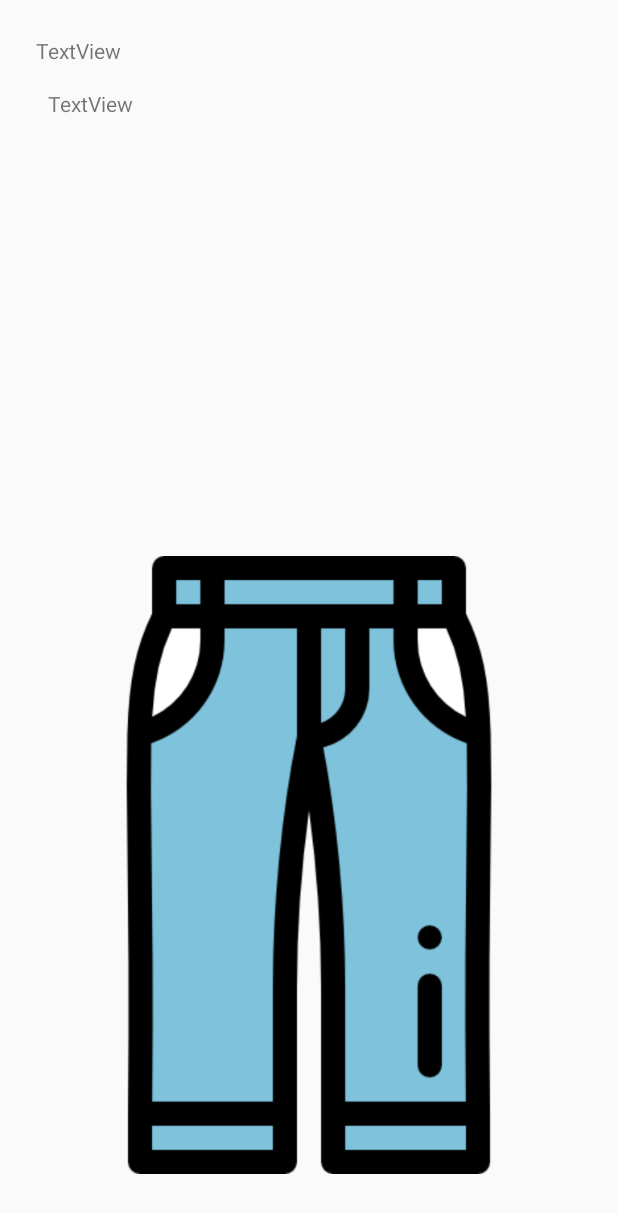
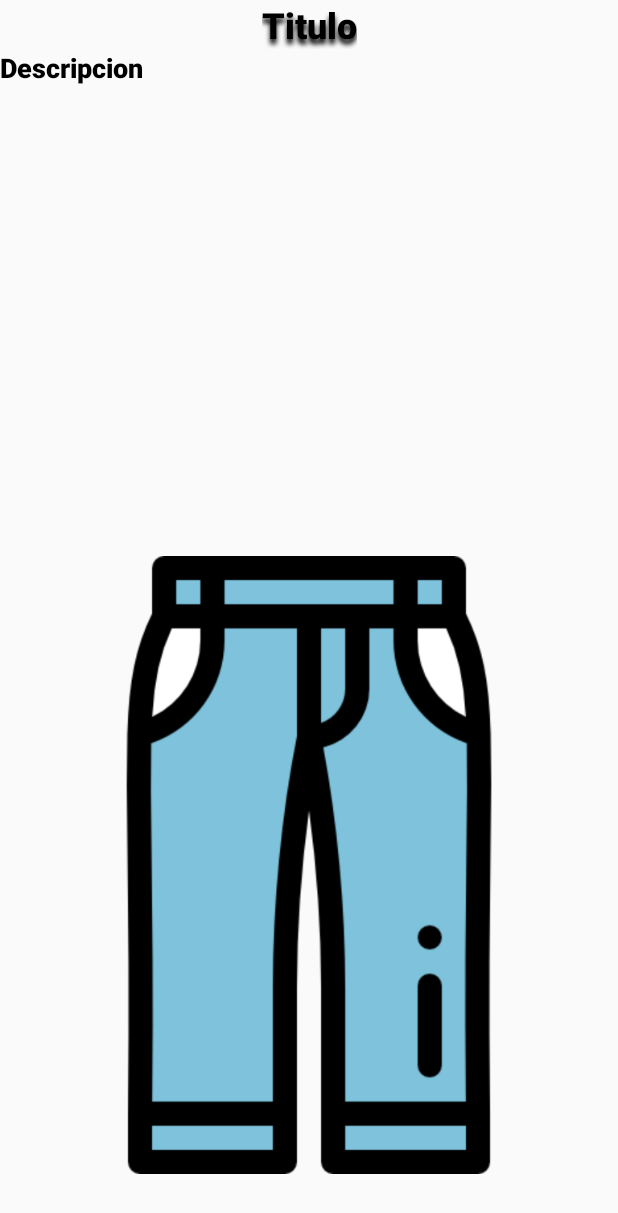
Before and after one commit to sergiomanzanares/ProyectoeProbador, an Android app: the layout lista_elementos.xml on its own in the app's theme, with its tools: preview values and no code run, on a phone screen of 412 x 824 dp. Shown: the top 1213 px of the screen. Run offline under Robolectric (Android 15) with nearby library versions, the phone set to English and light mode, and no system bars.

Commit message:
Estilo de la lista de elementos editado.

```diff
--- a/app/src/main/res/layout/lista_elementos.xml
+++ b/app/src/main/res/layout/lista_elementos.xml
@@ -9,22 +9,31 @@
         android:id="@+id/TVTitulo"
         android:layout_width="wrap_content"
         android:layout_height="wrap_content"
-        android:layout_marginStart="24dp"
-        android:layout_marginLeft="24dp"
-        android:layout_marginTop="24dp"
-        android:text="TextView"
+        android:fontFamily="sans-serif-black"
+        android:shadowColor="#000000"
+        android:shadowDx="0"
+        android:shadowDy="5"
+        android:shadowRadius="4"
+        android:text="Titulo"
+        android:textColor="#000000"
+        android:textSize="24sp"
+        app:layout_constraintEnd_toEndOf="parent"
         app:layout_constraintStart_toStartOf="parent"
         app:layout_constraintTop_toTopOf="parent" />
 
     <TextView
         android:id="@+id/TVDescripcion"
-        android:layout_width="60dp"
-        android:layout_height="16dp"
-        android:layout_marginStart="8dp"
-        android:layout_marginLeft="8dp"
-        android:layout_marginTop="16dp"
-        android:text="TextView"
-        app:layout_constraintStart_toStartOf="@+id/TVTitulo"
+        android:layout_width="wrap_content"
+        android:layout_height="wrap_content"
+        android:fontFamily="sans-serif-black"
+        android:shadowColor="#00000000"
+        android:shadowDx="0"
+        android:shadowDy="5"
+        android:shadowRadius="4"
+        android:text="Descripcion"
+        android:textColor="#000000"
+        android:textSize="18sp"
+        app:layout_constraintStart_toStartOf="parent"
         app:layout_constraintTop_toBottomOf="@+id/TVTitulo" />
 
     <androidx.constraintlayout.widget.Guideline
```
